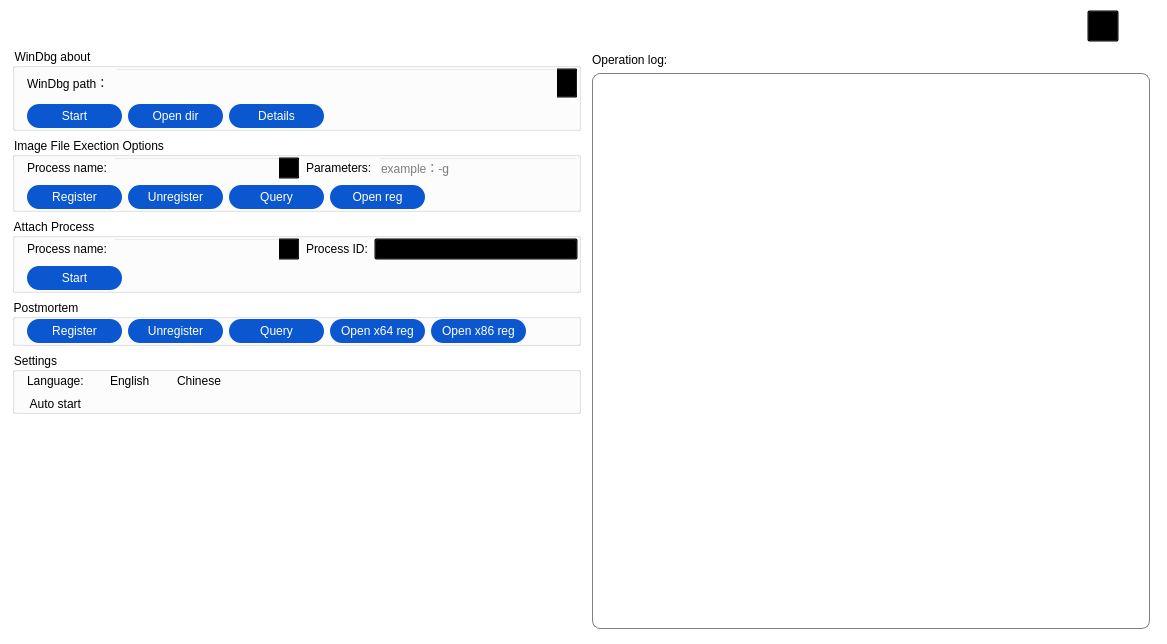
First picture: the form in WindbgIFEO/WindbgIFEO.ui, repository MingYueRuYa/worktools, before the edit.
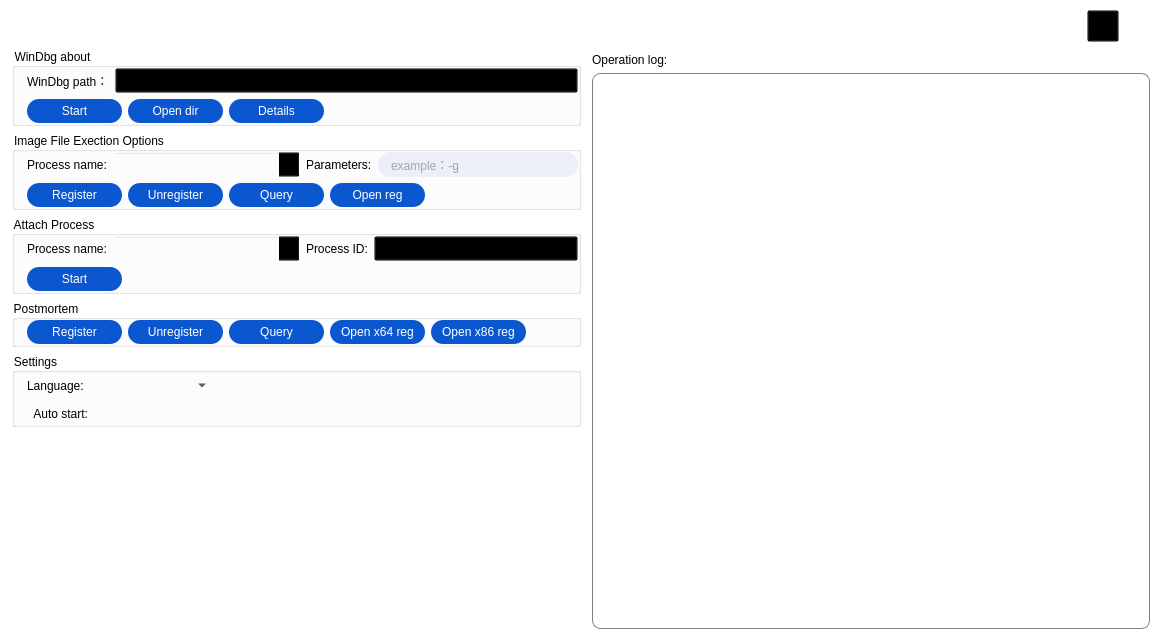
Second picture: the form after the edit. Icons and pictures are not drawn. Custom widgets are drawn as their Qt base class.

```diff
--- a/WindbgIFEO/WindbgIFEO.ui
+++ b/WindbgIFEO/WindbgIFEO.ui
@@ -280,11 +280,11 @@
                    <property name="minimumSize">
                     <size>
                      <width>0</width>
-                     <height>30</height>
+                     <height>25</height>
                     </size>
                    </property>
                    <property name="editable">
-                    <bool>true</bool>
+                    <bool>false</bool>
                    </property>
                    <property name="iconSize">
                     <size>
@@ -464,6 +464,12 @@
                        <verstretch>0</verstretch>
                       </sizepolicy>
                      </property>
+                     <property name="minimumSize">
+                      <size>
+                       <width>0</width>
+                       <height>25</height>
+                      </size>
+                     </property>
                      <property name="editable">
                       <bool>true</bool>
                      </property>
@@ -481,6 +487,17 @@
                   <layout class="QHBoxLayout" name="horizontalLayout_13">
                    <item>
                     <widget class="QLabel" name="label_5">
+                     <property name="styleSheet">
+                      <string notr="true">QLineEdit{
+          border:1px solid #CCCCCC;
+          background:#eceff7;
+				  color:
+				  #5b5c60;
+				  font-size:12px;
+				  padding:0 0 0 8px;
+				  border-radius:12px;
+				  }</string>
+                     </property>
                      <property name="text">
                       <string>Parameters:</string>
                      </property>
@@ -488,6 +505,32 @@
                    </item>
                    <item>
                     <widget class="QLineEdit" name="lineEdit_process_param">
+                     <property name="minimumSize">
+                      <size>
+                       <width>0</width>
+                       <height>25</height>
+                      </size>
+                     </property>
+                     <property name="styleSheet">
+                      <string notr="true">QLineEdit{
+          border:1px solid #eceff7;
+          background:#eceff7;
+				  color:
+				  #5b5c60;
+				  font-size:12px;
+					padding-left:10px;
+				  border-radius:12px;
+				  }
+
+
+
+QLineEdit:focus{
+          border:1px solid #0b57d0;
+          background:#fff;
+
+
+				  }</string>
+                     </property>
                      <property name="placeholderText">
                       <string>example：-g</string>
                      </property>
@@ -698,6 +741,12 @@
                        <verstretch>0</verstretch>
                       </sizepolicy>
                      </property>
+                     <property name="minimumSize">
+                      <size>
+                       <width>0</width>
+                       <height>25</height>
+                      </size>
+                     </property>
                      <property name="editable">
                       <bool>true</bool>
                      </property>
@@ -728,6 +777,12 @@
                        <verstretch>0</verstretch>
                       </sizepolicy>
                      </property>
+                     <property name="minimumSize">
+                      <size>
+                       <width>0</width>
+                       <height>25</height>
+                      </size>
+                     </property>
                      <property name="editable">
                       <bool>false</bool>
                      </property>
@@ -1042,29 +1097,13 @@
                    </widget>
                   </item>
                   <item>
-                   <widget class="QCheckBox" name="chb_english">
-                    <property name="styleSheet">
-                     <string notr="true">border:0px;</string>
+                   <widget class="ComboBox" name="comboBox_language">
+                    <property name="minimumSize">
+                     <size>
+                      <width>120</width>
+                      <height>25</height>
+                     </size>
                     </property>
-                    <property name="text">
-                     <string>English</string>
-                    </property>
-                    <attribute name="buttonGroup">
-                     <string notr="true">buttonGroupChb</string>
-                    </attribute>
-                   </widget>
-                  </item>
-                  <item>
-                   <widget class="QCheckBox" name="chb_chinese">
-                    <property name="styleSheet">
-                     <string notr="true">border:0px;</string>
-                    </property>
-                    <property name="text">
-                     <string>Chinese</string>
-                    </property>
-                    <attribute name="buttonGroup">
-                     <string notr="true">buttonGroupChb</string>
-                    </attribute>
                    </widget>
                   </item>
                   <item>
@@ -1091,10 +1130,21 @@
                     <enum>Qt::RightToLeft</enum>
                    </property>
                    <property name="styleSheet">
-                    <string notr="true">border:0px;</string>
+                    <string notr="true">
+
+QCheckBox::indicator:unchecked {
+border:0px;
+ image: url(:/WindbgConfig/images/def_100_precent/switch_off_middle.png);
+}
+
+
+QCheckBox::indicator:checked {
+border:0px;
+ image: url(:/WindbgConfig/images/def_100_precent/switch_on_middle.png);
+}</string>
                    </property>
                    <property name="text">
-                    <string>Auto start</string>
+                    <string>Auto start:</string>
                    </property>
                   </widget>
                  </item>
```
Left out of the diff: 6 changed lines with no effect on the pictures.
